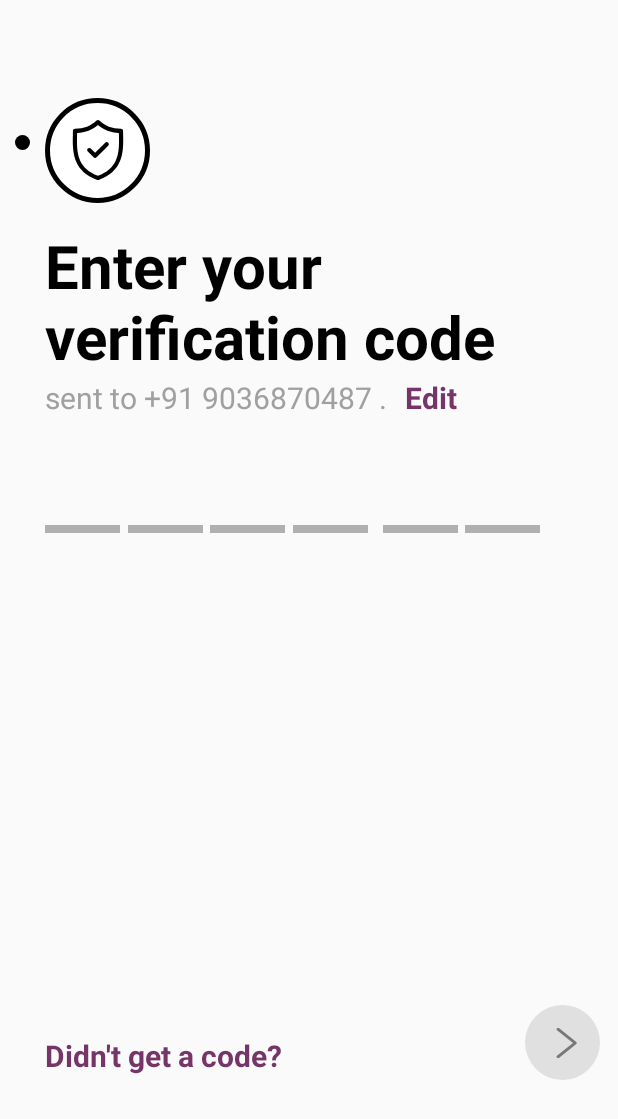
After one commit to diya31656/Hinge, an Android app: the otp_screen screen opened directly, with no data from a screen before it, on a phone screen of 412 x 824 dp. The commit adds this screen. Shown: the top 1119 px of the screen. Run offline under Robolectric (Android 15) with nearby library versions, the phone set to English and light mode, and no system bars.

Commit message:
otp verification screen

```diff
--- a/app/src/main/AndroidManifest.xml
+++ b/app/src/main/AndroidManifest.xml
@@ -9,7 +9,8 @@
         android:roundIcon="@mipmap/ic_launcher_round"
         android:supportsRtl="true"
         android:theme="@style/Theme.Hinge">
-        <activity android:name=".phone_num"></activity>
+        <activity android:name=".otp_screen"></activity>
+        <activity android:name=".phone_num" />
         <activity android:name=".MainActivity">
             <intent-filter>
                 <action android:name="android.intent.action.MAIN" />
--- /dev/null
+++ b/app/src/main/java/com/example/hinge/otp_screen.java
@@ -0,0 +1,14 @@
+package com.example.hinge;
+
+import androidx.appcompat.app.AppCompatActivity;
+
+import android.os.Bundle;
+
+public class otp_screen extends AppCompatActivity {
+
+    @Override
+    protected void onCreate(Bundle savedInstanceState) {
+        super.onCreate(savedInstanceState);
+        setContentView(R.layout.activity_otp_screen);
+    }
+}
--- /dev/null
+++ b/app/src/main/res/drawable/dot_bg.xml
@@ -0,0 +1,8 @@
+<?xml version="1.0" encoding="utf-8"?>
+<shape xmlns:android="http://schemas.android.com/apk/res/android"
+    android:shape="oval">
+    <solid android:color="#000000"/>
+    <size android:width="10dp"
+        android:height="10dp"/>
+
+</shape>
--- /dev/null
+++ b/app/src/main/res/drawable/ic_security.xml
@@ -0,0 +1,12 @@
+<vector xmlns:android="http://schemas.android.com/apk/res/android"
+    android:width="40dp"
+    android:height="40dp"
+    android:viewportWidth="214.27"
+    android:viewportHeight="214.27">
+  <path
+      android:fillColor="#FF000000"
+      android:pathData="M196.926,55.171c-0.11,-5.785 -0.215,-11.25 -0.215,-16.537c0,-4.142 -3.357,-7.5 -7.5,-7.5c-32.075,0 -56.496,-9.218 -76.852,-29.01c-2.912,-2.832 -7.546,-2.831 -10.457,0c-20.354,19.792 -44.771,29.01 -76.844,29.01c-4.142,0 -7.5,3.358 -7.5,7.5c0,5.288 -0.104,10.755 -0.215,16.541c-1.028,53.836 -2.436,127.567 87.331,158.682c0.796,0.276 1.626,0.414 2.456,0.414c0.83,0 1.661,-0.138 2.456,-0.414C199.36,182.741 197.954,109.008 196.926,55.171zM107.131,198.812c-76.987,-27.967 -75.823,-89.232 -74.79,-143.351c0.062,-3.248 0.122,-6.396 0.164,-9.482c30.04,-1.268 54.062,-10.371 74.626,-28.285c20.566,17.914 44.592,27.018 74.634,28.285c0.042,3.085 0.102,6.231 0.164,9.477C182.961,109.577 184.124,170.844 107.131,198.812z"/>
+  <path
+      android:fillColor="#FF000000"
+      android:pathData="M132.958,81.082l-36.199,36.197l-15.447,-15.447c-2.929,-2.928 -7.678,-2.928 -10.606,0c-2.929,2.93 -2.929,7.678 0,10.607l20.75,20.75c1.464,1.464 3.384,2.196 5.303,2.196c1.919,0 3.839,-0.732 5.303,-2.196l41.501,-41.5c2.93,-2.929 2.93,-7.678 0.001,-10.606C140.636,78.154 135.887,78.153 132.958,81.082z"/>
+</vector>
--- /dev/null
+++ b/app/src/main/res/layout/activity_otp_screen.xml
@@ -0,0 +1,115 @@
+<?xml version="1.0" encoding="utf-8"?>
+<RelativeLayout xmlns:android="http://schemas.android.com/apk/res/android"
+    xmlns:app="http://schemas.android.com/apk/res-auto"
+    xmlns:tools="http://schemas.android.com/tools"
+    android:layout_width="match_parent"
+    android:layout_height="match_parent"
+    tools:context=".otp_screen">
+    <ImageView
+        android:layout_width="wrap_content"
+        android:layout_height="wrap_content"
+        android:background="@drawable/dot_bg"
+        android:layout_marginTop="90dp"
+        android:layout_marginStart="10dp"/>
+    <ImageView
+        android:layout_width="wrap_content"
+        android:layout_height="wrap_content"
+        android:background="@drawable/circle1_bg"
+        android:layout_marginTop="65dp"
+        android:layout_marginStart="30dp"/>
+    <ImageView
+        android:layout_width="wrap_content"
+        android:layout_height="wrap_content"
+        android:src="@drawable/ic_security"
+        android:layout_marginStart="45dp"
+        android:layout_marginTop="80dp"/>
+
+    <TextView
+        android:id="@+id/textView"
+        android:layout_width="match_parent"
+        android:layout_height="wrap_content"
+        android:text="Enter your verification code"
+        android:textSize="40sp"
+        android:textColor="#000000"
+        android:textStyle="bold"
+        android:fontFamily="sans-serif"
+        android:layout_marginTop="150dp"
+        android:layout_marginStart="30dp"/>
+    <TextView
+        android:layout_width="match_parent"
+        android:layout_height="wrap_content"
+        android:text="sent to +91 9036870487 ."
+        android:textColor="#A0A0A0"
+        android:textSize="20dp"
+        android:layout_below="@id/textView"
+        android:layout_marginStart="30dp"/>
+    <TextView
+        android:layout_width="match_parent"
+        android:layout_height="wrap_content"
+        android:text="Edit"
+        android:textSize="20dp"
+        android:textStyle="bold"
+        android:textColor="#763568"
+        android:layout_below="@id/textView"
+        android:layout_marginStart="270dp"/>
+    <View
+        android:layout_width="50dp"
+        android:layout_height="5dp"
+        android:background="#B0B0B0"
+        android:layout_marginTop="350dp"
+        android:layout_marginStart="30dp"/>
+    <View
+        android:layout_width="50dp"
+        android:layout_height="5dp"
+        android:background="#B0B0B0"
+        android:layout_marginTop="350dp"
+        android:layout_marginStart="85dp"/>
+    <View
+        android:layout_width="50dp"
+        android:layout_height="5dp"
+        android:background="#B0B0B0"
+        android:layout_marginTop="350dp"
+        android:layout_marginStart="140dp"/>
+    <View
+        android:layout_width="50dp"
+        android:layout_height="5dp"
+        android:background="#B0B0B0"
+        android:layout_marginTop="350dp"
+        android:layout_marginStart="195dp"/>
+    <View
+        android:layout_width="50dp"
+        android:layout_height="5dp"
+        android:background="#B0B0B0"
+        android:layout_marginTop="350dp"
+        android:layout_marginStart="255dp"/>
+    <View
+        android:layout_width="50dp"
+        android:layout_height="5dp"
+        android:background="#B0B0B0"
+        android:layout_marginTop="350dp"
+        android:layout_marginStart="310dp"/>
+    <TextView
+        android:layout_width="wrap_content"
+        android:layout_height="wrap_content"
+        android:text="Didn't get a code?"
+        android:textSize="20dp"
+        android:textStyle="bold"
+        android:textColor="#763568"
+        android:layout_marginTop="690dp"
+        android:layout_marginStart="30dp"/>
+
+    <ImageView
+        android:layout_width="wrap_content"
+        android:id="@+id/tvcircle"
+        android:layout_marginTop="670dp"
+        android:layout_marginStart="350dp"
+        android:background="@drawable/circle"
+        android:layout_height="wrap_content"/>
+    <ImageView
+        android:layout_width="wrap_content"
+        android:layout_height="wrap_content"
+        android:src="@drawable/ic_right_arrow"
+        android:layout_marginStart="365dp"
+        android:layout_marginTop="685dp"/>
+
+</RelativeLayout>
--- a/app/src/main/res/layout/activity_phone_num.xml
+++ b/app/src/main/res/layout/activity_phone_num.xml
@@ -24,22 +24,13 @@
         android:layout_width="match_parent"
         android:layout_height="wrap_content"
         android:fontFamily="sans-serif"
-        android:textSize="40dp"
-        android:text="What's your phone"
+        android:textSize="40sp"
+        android:text="What's your phone number?"
         android:layout_marginTop="150dp"
         android:layout_marginStart="30dp"
         android:textStyle="bold"
         android:textColor="@color/black"/>
-    <TextView
-        android:layout_width="match_parent"
-        android:layout_height="wrap_content"
-        android:fontFamily="sans-serif"
-        android:text="number?"
-        android:textSize="40dp"
-        android:textStyle="bold"
-        android:textColor="@color/black"
-        android:layout_below="@id/tvphone"
-        android:layout_marginStart="30dp"/>
+
     <TextView
         android:layout_width="match_parent"
         android:layout_height="wrap_content"
```
